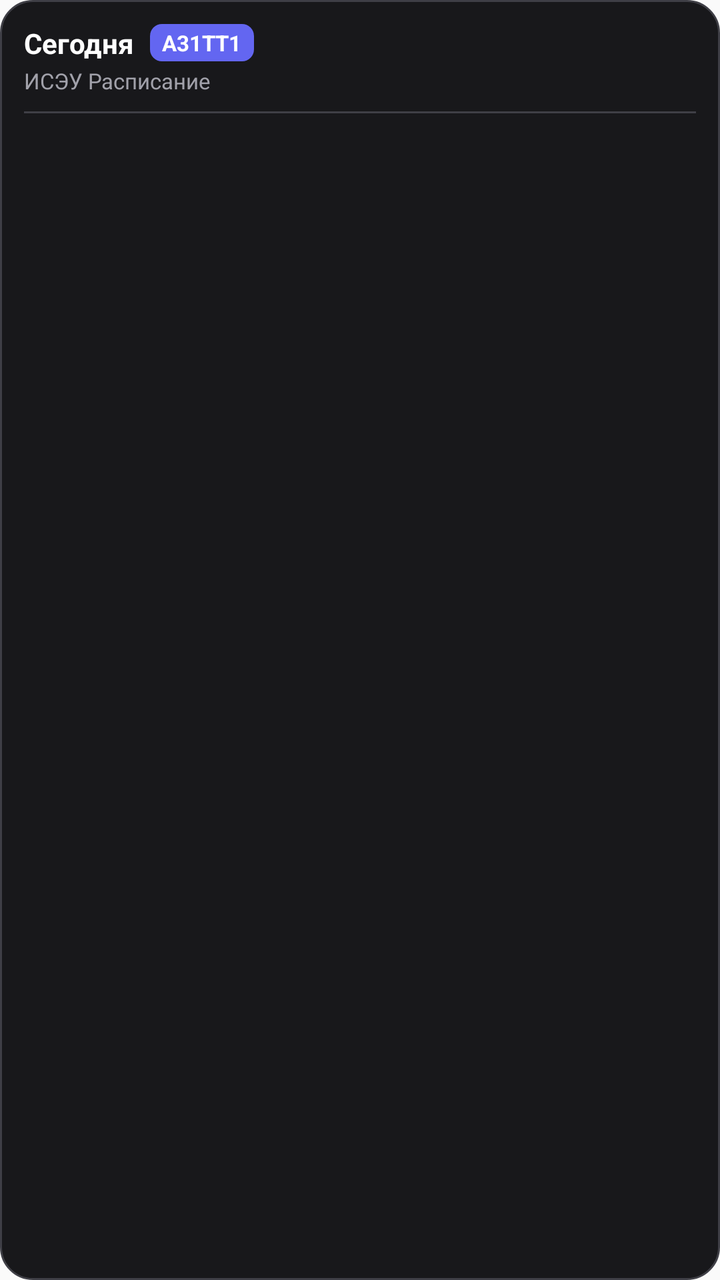
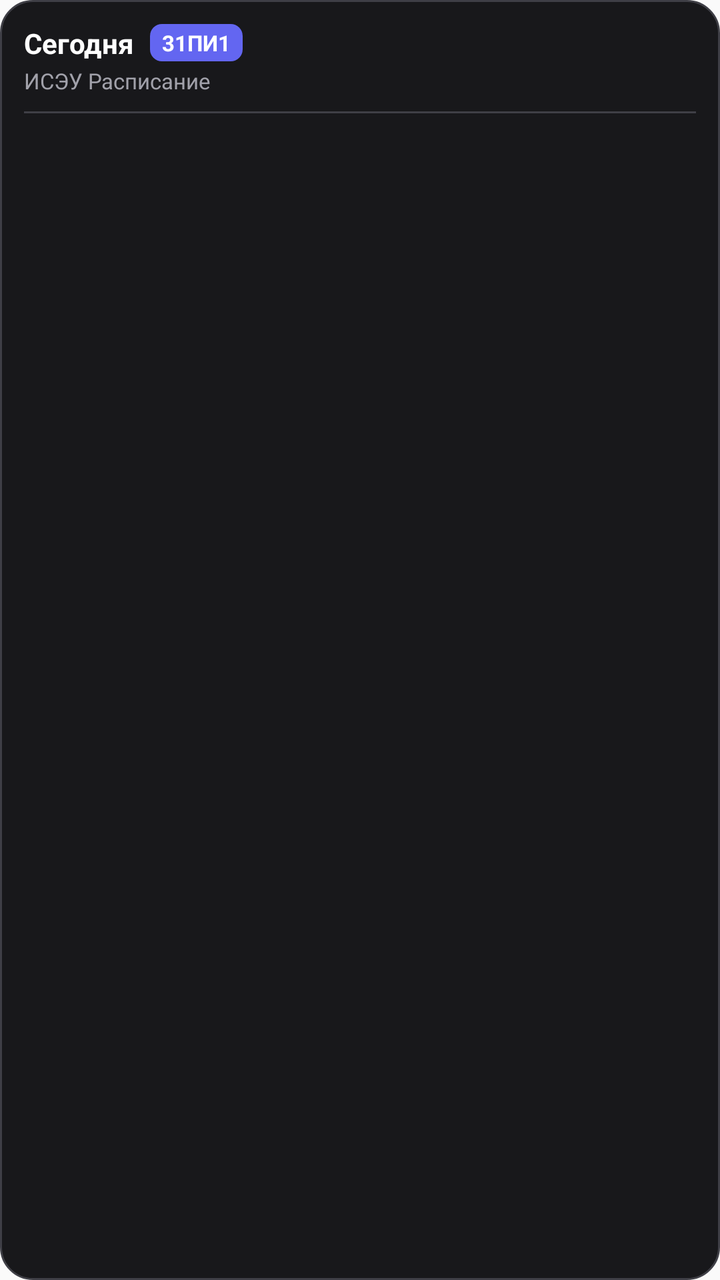

Two renders of the same Android screen: before a commit and after it. Below are the layout's source before the change and the commit's diff.
<!-- AndroidManifest.xml: application theme Theme.ISEUSchedule -->
<!-- res/layout/widget_schedule.xml -->
<?xml version="1.0" encoding="utf-8"?>
<LinearLayout xmlns:android="http://schemas.android.com/apk/res/android"
    android:id="@+id/widget_root"
    android:layout_width="match_parent"
    android:layout_height="match_parent"
    android:background="@drawable/widget_bg"
    android:orientation="vertical"
    android:padding="12dp">

    
    <LinearLayout
        android:layout_width="match_parent"
        android:layout_height="wrap_content"
        android:gravity="center_vertical"
        android:orientation="horizontal">

        <LinearLayout
            android:layout_width="0dp"
            android:layout_height="wrap_content"
            android:layout_weight="1"
            android:orientation="vertical">

            <LinearLayout
                android:layout_width="wrap_content"
                android:layout_height="wrap_content"
                android:gravity="center_vertical"
                android:orientation="horizontal">

                <TextView
                    android:id="@+id/widget_date"
                    android:layout_width="wrap_content"
                    android:layout_height="wrap_content"
                    android:text="Сегодня"
                    android:textColor="@color/widget_text_primary"
                    android:textSize="14sp"
                    android:textStyle="bold" />

                <TextView
                    android:id="@+id/widget_group"
                    android:layout_width="wrap_content"
                    android:layout_height="wrap_content"
                    android:layout_marginStart="8dp"
                    android:background="@drawable/widget_badge_bg"
                    android:paddingHorizontal="6dp"
                    android:paddingVertical="2dp"
                    android:text="А31ТТ1"
                    android:textColor="#FFFFFF"
                    android:textSize="11sp"
                    android:textStyle="bold" />
            </LinearLayout>

            <TextView
                android:id="@+id/widget_subtitle"
                android:layout_width="wrap_content"
                android:layout_height="wrap_content"
                android:layout_marginTop="2dp"
                android:text="ИСЭУ Расписание"
                android:textColor="@color/widget_text_secondary"
                android:textSize="11sp" />
        </LinearLayout>

        <TextView
            android:id="@+id/widget_status_badge"
            android:layout_width="wrap_content"
            android:layout_height="wrap_content"
            android:textColor="@color/widget_accent_green"
            android:textSize="12sp"
            android:textStyle="bold" />
    </LinearLayout>

    
    <View
        android:layout_width="match_parent"
        android:layout_height="1dp"
        android:layout_marginVertical="8dp"
        android:background="@color/widget_border" />

    
    <LinearLayout
        android:id="@+id/widget_lessons_container"
        android:layout_width="match_parent"
        android:layout_height="0dp"
        android:layout_weight="1"
        android:orientation="vertical">

        
        <LinearLayout
            android:id="@+id/widget_lesson_row_1"
            android:layout_width="match_parent"
            android:layout_height="wrap_content"
            android:layout_marginBottom="4dp"
            android:background="@drawable/widget_item_bg"
            android:gravity="center_vertical"
            android:orientation="horizontal"
            android:padding="6dp"
            android:visibility="gone">

            <TextView
                android:id="@+id/widget_lesson_time_1"
                android:layout_width="50dp"
                android:layout_height="wrap_content"
                android:text="08:30"
                android:textColor="@color/widget_text_primary"
                android:textSize="11sp"
                android:textStyle="bold" />

            <TextView
                android:id="@+id/widget_lesson_title_1"
                android:layout_width="0dp"
                android:layout_height="wrap_content"
                android:layout_weight="1"
                android:ellipsize="end"
                android:maxLines="1"
                android:text="Предмет"
                android:textColor="@color/widget_text_primary"
                android:textSize="12sp" />

            <TextView
                android:id="@+id/widget_lesson_room_1"
                android:layout_width="wrap_content"
                android:layout_height="wrap_content"
                android:layout_marginStart="6dp"
                android:ellipsize="end"
                android:maxLines="1"
                android:text="ауд."
                android:textColor="@color/widget_text_secondary"
                android:textSize="11sp" />
        </LinearLayout>

        
        <LinearLayout
            android:id="@+id/widget_lesson_row_2"
            android:layout_width="match_parent"
            android:layout_height="wrap_content"
            android:layout_marginBottom="4dp"
            android:background="@drawable/widget_item_bg"
            android:gravity="center_vertical"
            android:orientation="horizontal"
            android:padding="6dp"
            android:visibility="gone">

            <TextView
                android:id="@+id/widget_lesson_time_2"
                android:layout_width="50dp"
                android:layout_height="wrap_content"
                android:text="10:15"
                android:textColor="@color/widget_text_primary"
                android:textSize="11sp"
                android:textStyle="bold" />

            <TextView
                android:id="@+id/widget_lesson_title_2"
                android:layout_width="0dp"
                android:layout_height="wrap_content"
                android:layout_weight="1"
                android:ellipsize="end"
                android:maxLines="1"
                android:text="Предмет"
                android:textColor="@color/widget_text_primary"
                android:textSize="12sp" />

            <TextView
                android:id="@+id/widget_lesson_room_2"
                android:layout_width="wrap_content"
                android:layout_height="wrap_content"
                android:layout_marginStart="6dp"
                android:ellipsize="end"
                android:maxLines="1"
                android:text="ауд."
                android:textColor="@color/widget_text_secondary"
                android:textSize="11sp" />
        </LinearLayout>

        
        <LinearLayout
            android:id="@+id/widget_lesson_row_3"
            android:layout_width="match_parent"
            android:layout_height="wrap_content"
            android:layout_marginBottom="4dp"
            android:background="@drawable/widget_item_bg"
            android:gravity="center_vertical"
            android:orientation="horizontal"
            android:padding="6dp"
            android:visibility="gone">

            <TextView
                android:id="@+id/widget_lesson_time_3"
                android:layout_width="50dp"
                android:layout_height="wrap_content"
                android:text="12:15"
                android:textColor="@color/widget_text_primary"
                android:textSize="11sp"
                android:textStyle="bold" />

            <TextView
                android:id="@+id/widget_lesson_title_3"
                android:layout_width="0dp"
                android:layout_height="wrap_content"
                android:layout_weight="1"
                android:ellipsize="end"
                android:maxLines="1"
                android:text="Предмет"
                android:textColor="@color/widget_text_primary"
                android:textSize="12sp" />

            <TextView
                android:id="@+id/widget_lesson_room_3"
                android:layout_width="wrap_content"
                android:layout_height="wrap_content"
                android:layout_marginStart="6dp"
                android:ellipsize="end"
                android:maxLines="1"
                android:text="ауд."
                android:textColor="@color/widget_text_secondary"
                android:textSize="11sp" />
        </LinearLayout>

        
        <LinearLayout
            android:id="@+id/widget_lesson_row_4"
            android:layout_width="match_parent"
            android:layout_height="wrap_content"
            android:layout_marginBottom="4dp"
            android:background="@drawable/widget_item_bg"
            android:gravity="center_vertical"
            android:orientation="horizontal"
            android:padding="6dp"
            android:visibility="gone">

            <TextView
                android:id="@+id/widget_lesson_time_4"
                android:layout_width="50dp"
                android:layout_height="wrap_content"
                android:text="14:00"
                android:textColor="@color/widget_text_primary"
                android:textSize="11sp"
                android:textStyle="bold" />

            <TextView
                android:id="@+id/widget_lesson_title_4"
                android:layout_width="0dp"
                android:layout_height="wrap_content"
                android:layout_weight="1"
                android:ellipsize="end"
                android:maxLines="1"
                android:text="Предмет"
                android:textColor="@color/widget_text_primary"
                android:textSize="12sp" />

            <TextView
                android:id="@+id/widget_lesson_room_4"
                android:layout_width="wrap_content"
                android:layout_height="wrap_content"
                android:layout_marginStart="6dp"
                android:ellipsize="end"
                android:maxLines="1"
                android:text="ауд."
                android:textColor="@color/widget_text_secondary"
                android:textSize="11sp" />
        </LinearLayout>

        
        <LinearLayout
            android:id="@+id/widget_lesson_row_5"
            android:layout_width="match_parent"
            android:layout_height="wrap_content"
            android:layout_marginBottom="4dp"
            android:background="@drawable/widget_item_bg"
            android:gravity="center_vertical"
            android:orientation="horizontal"
            android:padding="6dp"
            android:visibility="gone">

            <TextView
                android:id="@+id/widget_lesson_time_5"
                android:layout_width="50dp"
                android:layout_height="wrap_content"
                android:text="15:45"
                android:textColor="@color/widget_text_primary"
                android:textSize="11sp"
                android:textStyle="bold" />

            <TextView
                android:id="@+id/widget_lesson_title_5"
                android:layout_width="0dp"
                android:layout_height="wrap_content"
                android:layout_weight="1"
                android:ellipsize="end"
                android:maxLines="1"
                android:text="Предмет"
                android:textColor="@color/widget_text_primary"
                android:textSize="12sp" />

            <TextView
                android:id="@+id/widget_lesson_room_5"
                android:layout_width="wrap_content"
                android:layout_height="wrap_content"
                android:layout_marginStart="6dp"
                android:ellipsize="end"
                android:maxLines="1"
                android:text="ауд."
                android:textColor="@color/widget_text_secondary"
                android:textSize="11sp" />
        </LinearLayout>

        
        <TextView
            android:id="@+id/widget_more_lessons"
            android:layout_width="match_parent"
            android:layout_height="wrap_content"
            android:layout_marginTop="2dp"
            android:gravity="center"
            android:text="+ ещё пары (нажмите для открытия)"
            android:textColor="@color/widget_primary"
            android:textSize="11sp"
            android:visibility="gone" />
    </LinearLayout>

    
    <LinearLayout
        android:id="@+id/widget_empty_container"
        android:layout_width="match_parent"
        android:layout_height="0dp"
        android:layout_weight="1"
        android:gravity="center"
        android:orientation="vertical"
        android:padding="16dp"
        android:visibility="gone">

        <TextView
            android:id="@+id/widget_empty_title"
            android:layout_width="wrap_content"
            android:layout_height="wrap_content"
            android:text="Пар на сегодня нет 🎉"
            android:textColor="@color/widget_text_primary"
            android:textSize="14sp"
            android:textStyle="bold" />

        <TextView
            android:id="@+id/widget_empty_subtitle"
            android:layout_width="wrap_content"
            android:layout_height="wrap_content"
            android:layout_marginTop="4dp"
            android:gravity="center"
            android:text="Отличного дня! Нажмите, чтобы открыть всё расписание"
            android:textColor="@color/widget_text_secondary"
            android:textSize="11sp" />
    </LinearLayout>

</LinearLayout>
<!-- resources referenced by this layout -->
<resources>
  <color name="widget_accent_green">#22C55E</color>
  <color name="widget_border">#3F3F46</color>
  <color name="widget_primary">#6366F1</color>
  <color name="widget_text_primary">#FFFFFF</color>
  <color name="widget_text_secondary">#A1A1AA</color>
  <!-- drawable widget_badge_bg (drawable) -->
  <?xml version="1.0" encoding="utf-8"?>
  <shape xmlns:android="http://schemas.android.com/apk/res/android"
      android:shape="rectangle">
      <solid android:color="@color/widget_primary" />
      <corners android:radius="6dp" />
  </shape>
  <!-- drawable widget_bg (drawable) -->
  <?xml version="1.0" encoding="utf-8"?>
  <shape xmlns:android="http://schemas.android.com/apk/res/android"
      android:shape="rectangle">
      <solid android:color="@color/widget_background" />
      <corners android:radius="16dp" />
      <stroke
          android:width="1dp"
          android:color="@color/widget_border" />
  </shape>
  <!-- drawable widget_item_bg (drawable) -->
  <?xml version="1.0" encoding="utf-8"?>
  <shape xmlns:android="http://schemas.android.com/apk/res/android"
      android:shape="rectangle">
      <solid android:color="@color/widget_card" />
      <corners android:radius="8dp" />
  </shape>
  <style name="Theme.ISEUSchedule" parent="android:Theme.Material.Light.NoActionBar" />
  <color name="widget_background">#18181B</color>
  <color name="widget_card">#27272A</color>
</resources>

<!-- the commit's change to res/layout/widget_schedule.xml (unified diff, before → after) -->
@@ -43,7 +43,7 @@
                     android:background="@drawable/widget_badge_bg"
                     android:paddingHorizontal="6dp"
                     android:paddingVertical="2dp"
-                    android:text="А31ТТ1"
+                    android:text="31ПИ1"
                     android:textColor="#FFFFFF"
                     android:textSize="11sp"
                     android:textStyle="bold" />
